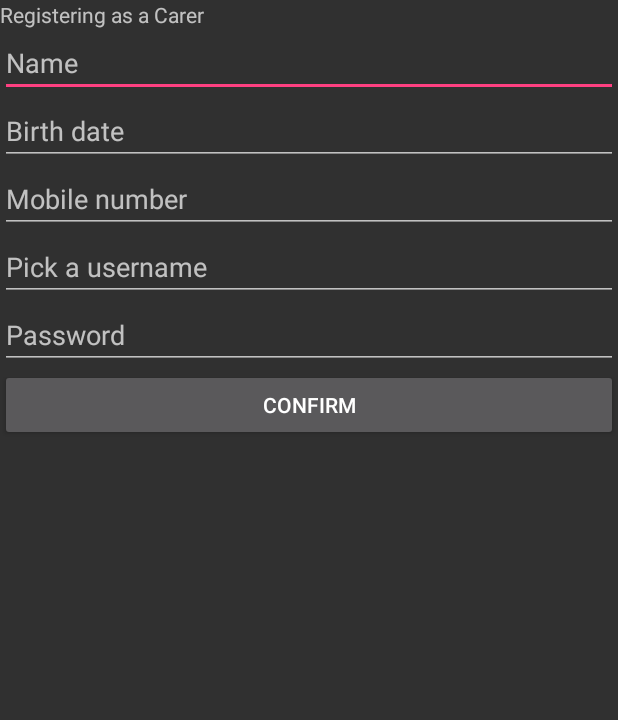
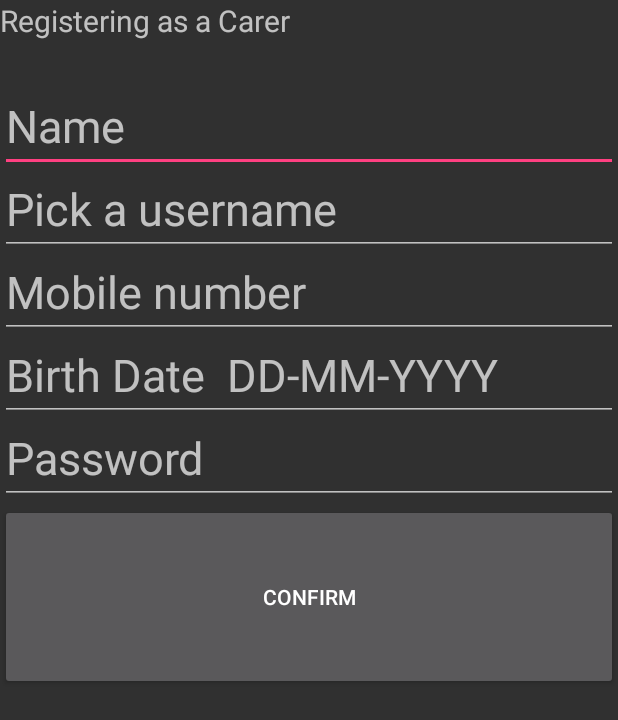
Before and after one commit to COMP30022-Russia/Russia_Client, an Android app: the fragment RegisterFormFragment shown on its own in the app's theme, on a phone screen of 412 x 824 dp. Shown: the top 720 px of the screen. Run offline under Robolectric (Android 15) with nearby library versions, the phone set to English and light mode, and no system bars; our stand-ins replace data binding; libraries missing offline, so code that uses them is left out: com.shopify.livedataktx; 2 statements that could not run were skipped.

Commit message:
Beautify Login Layouts(#51)
* change layout login

* test

* ui changes

* attribute changes

* font changes

* bug fix

```diff
--- a/app/src/main/AndroidManifest.xml
+++ b/app/src/main/AndroidManifest.xml
@@ -9,7 +9,7 @@
         android:roundIcon="@mipmap/ic_launcher_round"
         android:supportsRtl="true"
         android:theme="@style/AppTheme">
-        <activity android:name=".DefaultActivity">
+        <activity android:name=".MainActivity">
             <intent-filter>
                 <action android:name="android.intent.action.MAIN" />
 
--- a/app/src/main/java/com/comp30022/team_russia/assist/MainActivity.java
+++ b/app/src/main/java/com/comp30022/team_russia/assist/MainActivity.java
@@ -24,7 +24,7 @@ public class MainActivity extends AppCompatActivity {
         setSupportActionBar(toolbar);
         getSupportActionBar().setDisplayHomeAsUpEnabled(true);
         getSupportActionBar().setDisplayShowHomeEnabled(true);
-
+        getSupportActionBar().setTitle("@strings/toolbar_title");
         NavHostFragment host = (NavHostFragment) getSupportFragmentManager()
                 .findFragmentById(R.id.my_nav_host_fragment);
 
--- a/app/src/main/res/layout/fragment_register_form.xml
+++ b/app/src/main/res/layout/fragment_register_form.xml
@@ -1,5 +1,6 @@
 <?xml version="1.0" encoding="utf-8"?>
-<layout
+<layout xmlns:app="http://schemas.android.com/apk/res-auto"
+    xmlns:tools="http://schemas.android.com/tools"
     xmlns:android="http://schemas.android.com/apk/res/android">
     <data>
         <import type="android.view.View"/>
@@ -15,101 +16,123 @@
     <TextView
         android:id="@+id/textView"
         android:layout_width="match_parent"
+        android:layout_height="59dp"
+        android:layout_weight="1"
+        android:text='@{"Registering as " + (safeUnbox(viewmodel.isAP) ? "an Assisted Person" : "a Carer")}'
+        android:textSize="20dp" />
+
+    <ScrollView
+        android:layout_width="match_parent"
+        android:layout_height="match_parent"
+        android:layout_weight="1">
+
+        <LinearLayout
+            android:layout_width="match_parent"
             android:layout_height="wrap_content"
-        android:layout_weight="1"
-        android:text='@{"Registering as " + (safeUnbox(viewmodel.isAP) ? "an Assisted Person" : "a Carer")}' />
+            android:orientation="vertical">
 
             <EditText
                 android:id="@+id/edtName"
                 android:layout_width="match_parent"
-        android:layout_height="wrap_content"
+                android:layout_height="55dp"
+                android:layout_marginTop="0dp"
                 android:layout_weight="1"
                 android:ems="10"
                 android:hint="Name"
+                android:inputType="textPersonName"
                 android:text="@={viewmodel.name}"
-        android:inputType="textPersonName" />
+                android:textSize="30dp" />
+
+            <EditText
+                android:id="@+id/edtUsername"
+                android:layout_width="match_parent"
+                android:layout_height="55dp"
+                android:layout_weight="1"
+                android:ems="10"
+                android:hint="Pick a username"
+                android:inputType="textVisiblePassword"
+                android:text="@={viewmodel.username}"
+                android:textSize="30dp" />
+
+            <EditText
+                android:id="@+id/edtMobile"
+                android:layout_width="match_parent"
+                android:layout_height="55dp"
+                android:layout_weight="1"
+                android:ems="10"
+                android:hint="Mobile number"
+                android:inputType="phone"
+                android:text="@={viewmodel.mobileNumber}"
+                android:textSize="30dp" />
 
             <EditText
                 android:id="@+id/edtBirthdate"
                 android:layout_width="match_parent"
-        android:layout_height="wrap_content"
+                android:layout_height="55dp"
                 android:layout_weight="1"
                 android:ems="10"
+                android:hint="Birth Date  DD-MM-YYYY"
+                android:inputType="date"
                 android:text="@={viewmodel.birthDate}"
-        android:hint="Birth date"
-        android:inputType="date" />
-
-    <EditText
-        android:id="@+id/edtMobile"
-        android:layout_width="match_parent"
-        android:layout_height="wrap_content"
-        android:layout_weight="1"
-        android:ems="10"
-        android:text="@={viewmodel.mobileNumber}"
-        android:hint="Mobile number"
-        android:inputType="phone" />
-
-    <EditText
-        android:id="@+id/edtUsername"
-        android:layout_width="match_parent"
-        android:layout_height="wrap_content"
-        android:layout_weight="1"
-        android:ems="10"
-        android:text="@={viewmodel.username}"
-        android:hint="Pick a username"
-        android:inputType="textVisiblePassword" />
+                android:textSize="30dp" />
 
             <EditText
                 android:id="@+id/edtPassword"
                 android:layout_width="match_parent"
-        android:layout_height="wrap_content"
+                android:layout_height="55dp"
                 android:layout_weight="1"
                 android:ems="10"
+                android:hint="Password"
+                android:inputType="textPassword"
                 android:text="@={viewmodel.password}"
-        android:hint="Password"
-        android:inputType="textPassword" />
+                android:textSize="30dp" />
 
             <EditText
                 android:id="@+id/edtEmName"
                 android:layout_width="match_parent"
-        android:layout_height="wrap_content"
+                android:layout_height="55dp"
                 android:layout_weight="1"
                 android:ems="10"
-        android:text="@={viewmodel.emergencyName}"
                 android:hint="Emergency contact name "
                 android:inputType="textPersonName"
+                android:text="@={viewmodel.emergencyName}"
+                android:textSize="30dp"
                 android:visibility="@{safeUnbox(viewmodel.isAP) ? View.VISIBLE : View.GONE}" />
 
             <EditText
                 android:id="@+id/edtEmNumber"
                 android:layout_width="match_parent"
-        android:layout_height="wrap_content"
+                android:layout_height="55dp"
                 android:layout_weight="1"
                 android:ems="10"
-        android:text="@={viewmodel.emergencyNumber}"
                 android:hint="Emergency contact number"
                 android:inputType="phone"
+                android:text="@={viewmodel.emergencyNumber}"
+                android:textSize="30dp"
                 android:visibility="@{safeUnbox(viewmodel.isAP) ? View.VISIBLE : View.GONE}" />
 
             <EditText
                 android:id="@+id/edtHomeAddress"
                 android:layout_width="match_parent"
-        android:layout_height="wrap_content"
+                android:layout_height="55dp"
                 android:layout_weight="1"
                 android:ems="10"
-        android:text="@={viewmodel.homeAddress}"
                 android:hint="Home address"
                 android:inputType="textPostalAddress"
+                android:text="@={viewmodel.homeAddress}"
                 android:visibility="@{safeUnbox(viewmodel.isAP) ? View.VISIBLE : View.GONE}" />
 
             <Button
                 android:id="@+id/btnConfirm"
                 android:layout_width="match_parent"
-        android:layout_height="wrap_content"
+                android:layout_height="124dp"
                 android:layout_weight="1"
+                android:hint="Home address"
+                android:enabled="@{safeUnbox(viewmodel.isAllFieldsValid)}"
                 android:onClick="@{()->viewmodel.confirmClicked()}"
-        android:enabled="@{safeUnbox(viewmodel.isAllFieldsValid)}"
                 android:text="Confirm" />
+        </LinearLayout>
+    </ScrollView>
 
 
 </LinearLayout>
--- a/app/src/main/res/navigation/navgraph_login.xml
+++ b/app/src/main/res/navigation/navgraph_login.xml
@@ -8,7 +8,7 @@
     <fragment
         android:id="@+id/registerChooseType"
         android:name="com.comp30022.team_russia.assist.features.login.RegisterChooseTypeFragment"
-        android:label="fragment_register_choose_type"
+        android:label="Which type of user are you?"
         tools:layout="@layout/fragment_register_choose_type" >
         <action
             android:id="@+id/action_register_typechosen"
@@ -21,7 +21,7 @@
     <fragment
         android:id="@+id/loginFragment"
         android:name="com.comp30022.team_russia.assist.features.login.LoginFragment"
-        android:label="fragment_login"
+        android:label="Login"
         tools:layout="@layout/fragment_login" >
         <action
             android:id="@+id/action_register"
@@ -34,6 +34,6 @@
     <fragment
         android:id="@+id/registerFormFragment"
         android:name="com.comp30022.team_russia.assist.features.login.RegisterFormFragment"
-        android:label="fragment_register_form"
+        android:label="Register"
         tools:layout="@layout/fragment_register_form" />
 </navigation>
```
Also changed, not shown: app/src/main/java/com/comp30022/team_russia/assist/features/login/RegisterFormViewModel.java (+23 -3 lines), app/src/main/res/layout/fragment_login.xml (+54 -21 lines), app/src/main/res/layout/fragment_register_choose_type.xml (+43 -12 lines), app/src/main/res/layout/navigation_activity.xml (+2 -7 lines). Lines whose indentation alone changed are shown as unchanged.
